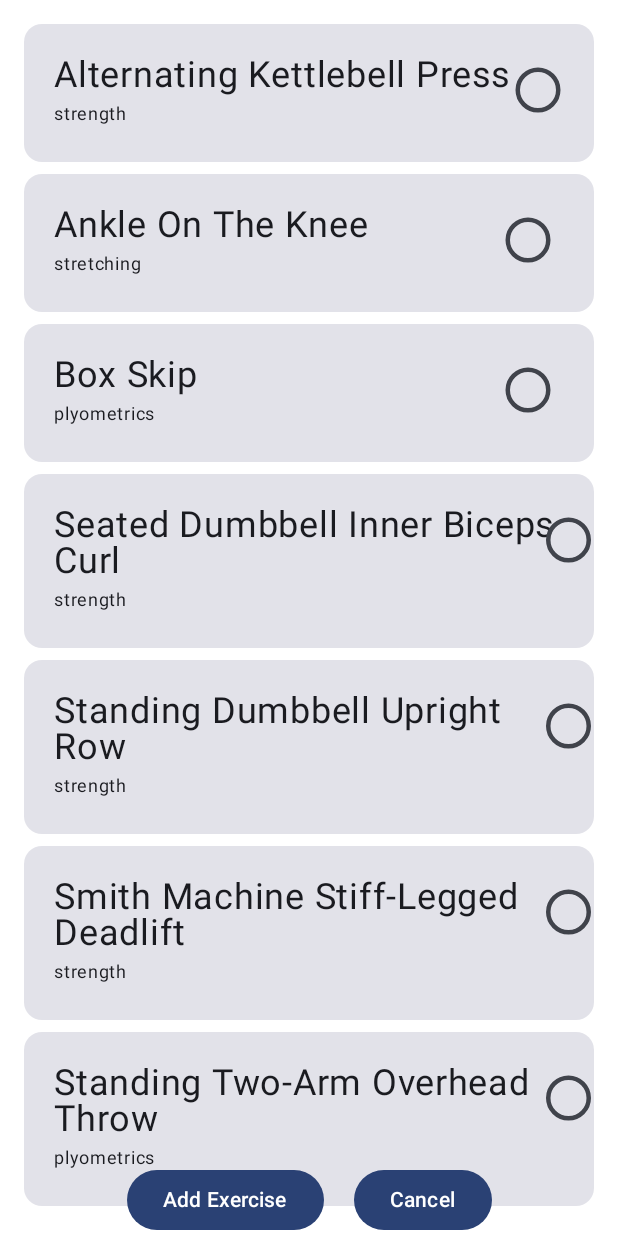
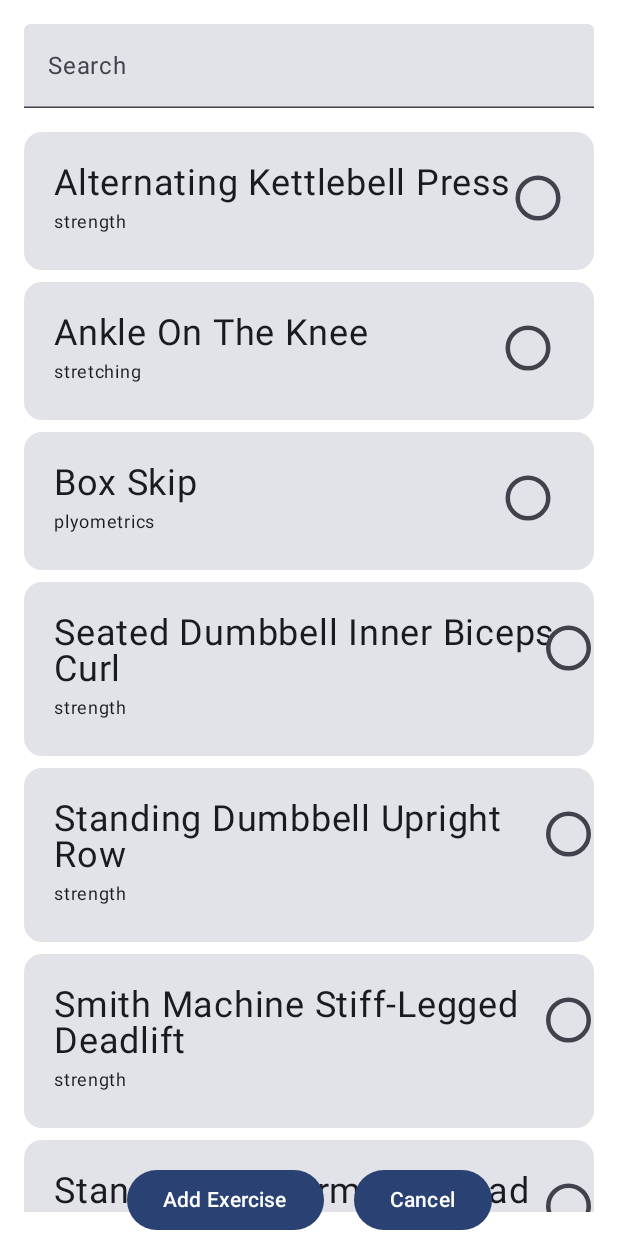
Before and after one commit to markuslem/GymNotebook, an Android app built with Jetpack Compose: the @Preview function ExerciseSelectionScreenPreview, on a phone screen of 412 x 824 dp. Run offline under Robolectric (Android 15) with nearby library versions, the phone set to English and light mode, and no system bars.

Commit message:
Added search bar to ExerciseSelecitonScreen

```diff
--- a/app/src/main/java/com/example/gymnotebook/ui/screens/AllExercises.kt
+++ b/app/src/main/java/com/example/gymnotebook/ui/screens/AllExercises.kt
@@ -33,7 +33,6 @@ fun AllExercises(
 ) {
     val openAlertDialog = remember { mutableStateOf(false) }
     val selectedDesc = remember { mutableStateOf(UUID.randomUUID()) }
-    var textLocally = remember { mutableStateOf("") }
 
     // Alert pops up when the right conditions are met
     when {
--- a/app/src/main/java/com/example/gymnotebook/ui/screens/ExerciseSelectionScreen.kt
+++ b/app/src/main/java/com/example/gymnotebook/ui/screens/ExerciseSelectionScreen.kt
@@ -2,18 +2,21 @@ package com.example.gymnotebook.ui.screens
 
 import android.util.Log
 import androidx.compose.foundation.layout.Arrangement
+import androidx.compose.foundation.layout.Column
 
 
 import androidx.compose.foundation.layout.Row
 import androidx.compose.foundation.layout.Spacer
 import androidx.compose.foundation.layout.fillMaxHeight
 import androidx.compose.foundation.layout.fillMaxSize
+import androidx.compose.foundation.layout.fillMaxWidth
 import androidx.compose.foundation.layout.padding
 import androidx.compose.foundation.layout.size
 import androidx.compose.foundation.lazy.LazyColumn
 import androidx.compose.foundation.lazy.items
 import androidx.compose.material3.Button
 import androidx.compose.material3.Text
+import androidx.compose.material3.TextField
 import androidx.compose.runtime.Composable
 import androidx.compose.runtime.getValue
 import androidx.compose.runtime.mutableStateOf
@@ -32,16 +35,35 @@ import java.util.UUID
 @Composable
 fun ExerciseSelectionScreen(
     modifier: Modifier = Modifier,
-    allExercises: HashMap<UUID, ExerciseDesc>? = HashMap(),
+    allExercises: Map<UUID, ExerciseDesc>? = HashMap(),
     addSelectedExercise: (ExerciseDesc?) -> Unit,
-    cancelExerciseSelection: () -> Unit
+    cancelExerciseSelection: () -> Unit,
+    onTextChange: (String) -> Unit,
+    searchText: String = ""
 ) {
     // Only one of the radio buttons can be selected at a time
     var selectedExercise by remember { mutableStateOf<ExerciseDesc?>(null) }
+
+
+    Column(
+        modifier = Modifier.padding(16.dp)
+    ) {
+
+        // Search bar
+        TextField(
+            value = searchText,
+            onValueChange = onTextChange,
+            modifier = Modifier.fillMaxWidth(),
+            placeholder = { Text(text = "Search") }
+        )
+
+        Spacer(Modifier.size(16.dp))
+
+        // Scrollable column containing exercise descriptions
+
         LazyColumn(
             modifier = Modifier
-            .fillMaxHeight()
-            .padding(16.dp),
+                .fillMaxHeight(),
             horizontalAlignment = Alignment.CenterHorizontally,
         ) {
             allExercises?.values?.toTypedArray()?.let { exercises ->
@@ -58,6 +80,7 @@ fun ExerciseSelectionScreen(
                     )
                     Spacer(modifier = Modifier.size(8.dp))
                 })
+            }
         }
     }
     Row(
@@ -80,6 +103,6 @@ fun ExerciseSelectionScreen(
 fun ExerciseSelectionScreenPreview() {
     GymNotebookTheme {
         ExerciseSelectionScreen(allExercises = DataSource.allExercisesHM,
-            addSelectedExercise = {}, cancelExerciseSelection = {})
+            addSelectedExercise = {}, cancelExerciseSelection = {}, onTextChange = {})
     }
 }
--- a/app/src/main/java/com/example/gymnotebook/ui/screens/GymNotebookScreen.kt
+++ b/app/src/main/java/com/example/gymnotebook/ui/screens/GymNotebookScreen.kt
@@ -123,13 +123,15 @@ fun GymNotebookApp(
             */
             composable(route = AppScreen.ExercisesSelection.name) {
                 ExerciseSelectionScreen(
-                    allExercises = uiState.allExercises,
+                    allExercises = displayedExercises,
                     addSelectedExercise = { desc ->
                         // Adding the exercise which is currently selected in ExerciseSelectionScreen
                         viewModel.addExerciseToOngoing(desc)
                         navController.navigate(AppScreen.OngoingWorkout.name)
                     },
-                    cancelExerciseSelection = { navController.navigate(AppScreen.OngoingWorkout.name) }
+                    cancelExerciseSelection = { navController.navigate(AppScreen.OngoingWorkout.name) },
+                    onTextChange = viewModel::onSearchTextChange,
+                    searchText = searchText
                 )
             }
 
```
Lines whose indentation alone changed are shown as unchanged.
